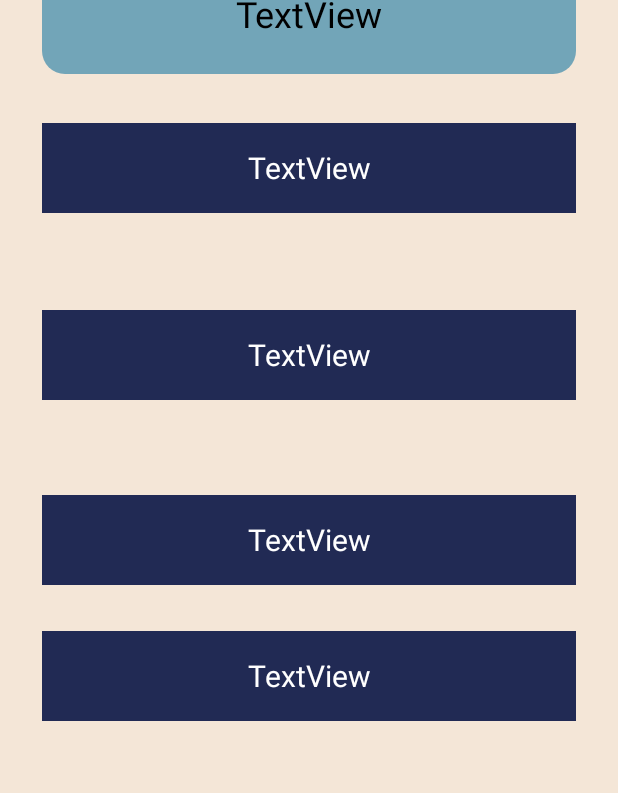
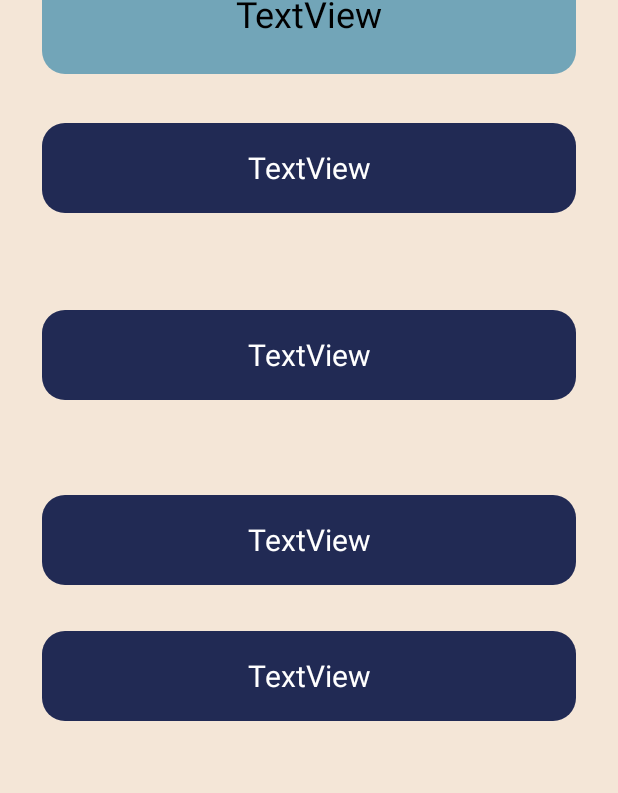
Before and after one commit to totoro-7/AndroidAppliacation, an Android app: the layout activity_quiz_page.xml on its own in the app's theme, with its tools: preview values and no code run, on a phone screen of 412 x 824 dp. Shown: the part 285-1078 px from the top of the screen. Run offline under Robolectric (Android 15) with nearby library versions, the phone set to English and light mode, and no system bars.

Commit message:
improved quiz logic

```diff
--- a/Android App/app/src/main/java/com/example/androidappliacation/Score_Page.java
+++ b/Android App/app/src/main/java/com/example/androidappliacation/Score_Page.java
@@ -56,7 +56,7 @@ public class Score_Page extends AppCompatActivity {
                 userTotal = Integer.parseInt(userWrong) + Integer.parseInt(userCorrect);
 
                 scoreCorrect.setText("" + userCorrect);
-                scoreTotal.setText("" + userTotal);
+                scoreTotal.setText("5");
 
                 if(Integer.parseInt(userCorrect)> userTotal / 2)
                 {
--- /dev/null
+++ b/Android App/app/src/main/res/drawable/rounded_ansbox.xml
@@ -0,0 +1,13 @@
+<?xml version="1.0" encoding="utf-8"?>
+<!--  res/drawable/rounded_edittext.xml -->
+<shape xmlns:android="http://schemas.android.com/apk/res/android"
+    android:shape="rectangle"
+    android:padding="10dp">
+
+    <solid android:color="#212a54" />
+    <corners
+        android:bottomRightRadius="15dp"
+        android:bottomLeftRadius="15dp"
+        android:topLeftRadius="15dp"
+        android:topRightRadius="15dp" />
+</shape>
--- /dev/null
+++ b/Android App/app/src/main/res/drawable/rounded_correctbox.xml
@@ -0,0 +1,13 @@
+<?xml version="1.0" encoding="utf-8"?>
+<!--  res/drawable/rounded_edittext.xml -->
+<shape xmlns:android="http://schemas.android.com/apk/res/android"
+    android:shape="rectangle"
+    android:padding="10dp">
+
+    <solid android:color="#174d25" />
+    <corners
+        android:bottomRightRadius="15dp"
+        android:bottomLeftRadius="15dp"
+        android:topLeftRadius="15dp"
+        android:topRightRadius="15dp" />
+</shape>
--- /dev/null
+++ b/Android App/app/src/main/res/drawable/rounded_wrongbox.xml
@@ -0,0 +1,13 @@
+<?xml version="1.0" encoding="utf-8"?>
+<!--  res/drawable/rounded_edittext.xml -->
+<shape xmlns:android="http://schemas.android.com/apk/res/android"
+    android:shape="rectangle"
+    android:padding="10dp">
+
+    <solid android:color="#de2316" />
+    <corners
+        android:bottomRightRadius="15dp"
+        android:bottomLeftRadius="15dp"
+        android:topLeftRadius="15dp"
+        android:topRightRadius="15dp" />
+</shape>
--- a/Android App/app/src/main/res/layout/activity_login_page.xml
+++ b/Android App/app/src/main/res/layout/activity_login_page.xml
@@ -31,6 +31,7 @@
         android:hint="Email Address"
         android:inputType="textEmailAddress"
         android:textColorHint="@color/grey"
+        android:textColor="@color/black"
         app:layout_constraintBottom_toBottomOf="parent"
         app:layout_constraintEnd_toEndOf="parent"
         app:layout_constraintHorizontal_bias="0.491"
@@ -44,6 +45,7 @@
         android:layout_marginBottom="17dp"
         android:ems="10"
         android:hint="Password"
+        android:textColor="@color/black"
         android:inputType="textPassword"
         android:textColorHint="@color/grey"
         app:layout_constraintBottom_toTopOf="@+id/buttonSignIn"
--- a/Android App/app/src/main/res/layout/activity_quiz_page.xml
+++ b/Android App/app/src/main/res/layout/activity_quiz_page.xml
@@ -16,7 +16,7 @@
         android:layout_marginStart="28dp"
         android:layout_marginTop="272dp"
         android:layout_marginEnd="28dp"
-        android:background="#212a54"
+        android:background="@drawable/rounded_ansbox"
         android:gravity="center"
         android:text="TextView"
         android:textColor="@color/white"
@@ -128,7 +128,7 @@
         android:layout_marginTop="83dp"
         android:layout_marginEnd="28dp"
         android:layout_marginBottom="82dp"
-        android:background="#212a54"
+        android:background="@drawable/rounded_ansbox"
         android:gravity="center"
         android:text="TextView"
         android:textColor="@color/white"
@@ -146,7 +146,7 @@
         android:layout_marginTop="103dp"
         android:layout_marginEnd="28dp"
         android:layout_marginBottom="105dp"
-        android:background="#212a54"
+        android:background="@drawable/rounded_ansbox"
         android:gravity="center"
         android:text="TextView"
         android:textColor="@color/white"
@@ -179,7 +179,7 @@
         android:layout_marginStart="28dp"
         android:layout_marginEnd="28dp"
         android:layout_marginBottom="244dp"
-        android:background="#212a54"
+        android:background="@drawable/rounded_ansbox"
         android:gravity="center"
         android:text="TextView"
         android:textColor="@color/white"
--- a/Android App/app/src/main/res/layout/activity_sign_up_page.xml
+++ b/Android App/app/src/main/res/layout/activity_sign_up_page.xml
@@ -18,6 +18,7 @@
         android:ems="10"
         android:hint="Password"
         android:textColorHint="@color/grey"
+        android:textColor="@color/black"
         android:inputType="textPassword"
         app:layout_constraintBottom_toTopOf="@+id/buttonSignUp"
         app:layout_constraintStart_toStartOf="@+id/editTextSignUpEmail"
@@ -45,6 +46,7 @@
         android:layout_marginBottom="21dp"
         android:ems="10"
         android:hint="Email Address"
+        android:textColor="@color/black"
         android:textColorHint="@color/grey"
         android:inputType="textEmailAddress"
         app:layout_constraintBottom_toTopOf="@+id/editTextSignUpPassword"
```
Also changed, not shown: Android App/app/src/main/java/com/example/androidappliacation/Quiz_Page.java (+31 -17 lines).
